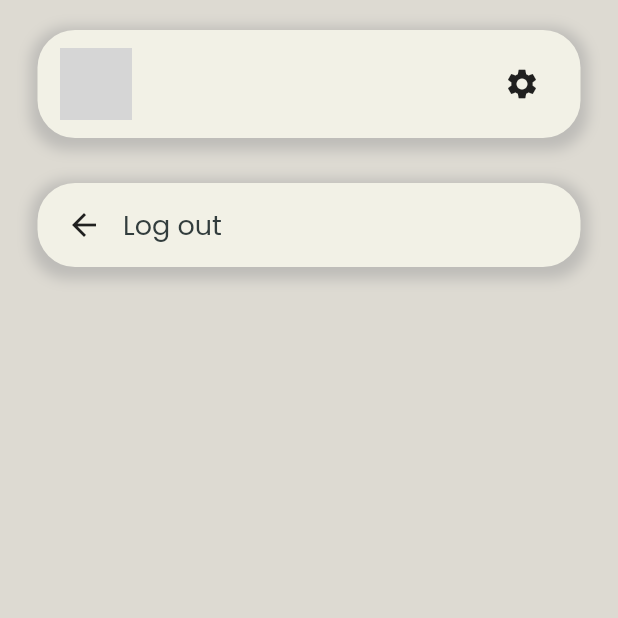
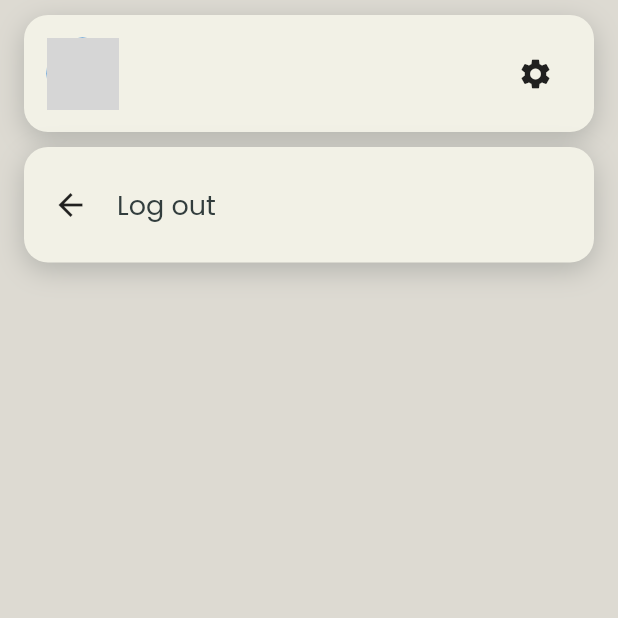
Before and after one commit to clarence00/letmecook, a Flutter app: the ProfilePage screen opened directly, on a phone screen of 412 x 824 dp, the top half of it. Run offline on Flutter 3.47's test engine with Material 2 defaults, Android fonts, the phone set to English and light mode, and no system bars; our stand-ins replace cloud_firestore, file_picker, firebase_auth, firebase_core, firebase_storage, flutter_animate and 4 more; missing offline and left inert: dart:html, image_picker_web; accounts and stored records are empty; network calls fail; grey boxes are pictures that could not be loaded.

Commit message:
[mod]: profile and settings design

```diff
--- a/lib/pages/profile_page.dart
+++ b/lib/pages/profile_page.dart
@@ -78,29 +78,25 @@ class _ProfilePageState extends State<ProfilePage> {
         child: Container(
           child: Column(
             children: [
-              Padding(
-                padding: const EdgeInsets.only(top: 10, left: 25, right: 25),
-                child: Container(
+              Container(
+                margin: const EdgeInsets.only(left: 16, right: 16, top: 10),
+                padding: const EdgeInsets.all(15),
                 decoration: BoxDecoration(
                   color: AppColors.light,
-                    borderRadius: BorderRadius.circular(25),
+                  borderRadius: BorderRadius.circular(16),
                   boxShadow: [
                     BoxShadow(
-                        color: Colors.grey.withOpacity(0.5),
-                        spreadRadius: 5,
-                        blurRadius: 7,
-                        offset: Offset(0, 3),
+                      color: AppColors.dark.withOpacity(0.25),
+                      spreadRadius: 0,
+                      blurRadius: 15,
+                      offset: const Offset(0, 5),
                     )
                   ],
                 ),
-                  margin: const EdgeInsets.symmetric(vertical: 10),
-                  padding: const EdgeInsets.symmetric(horizontal: 15),
-                  child: Column(
-                    children: [
-                      Row(
+                child: Row(
                   children: [
                     Container(
-                            margin: const EdgeInsets.symmetric(vertical: 12),
+                      margin: const EdgeInsets.only(right: 5),
                       child: CircleAvatar(
                         radius: 24,
                         backgroundImage: NetworkImage(profilePictureUrl),
@@ -121,38 +117,32 @@ class _ProfilePageState extends State<ProfilePage> {
                     ),
                   ],
                 ),
-                    ],
-                  ),
-                ),
               ),
               GestureDetector(
                 onTap: () {
                   Auth().signOut();
                 },
-                child: Padding(
-                  padding: const EdgeInsets.only(top: 10, left: 25, right: 25),
                 child: Container(
+                  margin: const EdgeInsets.only(left: 16, right: 16, top: 10),
+                  padding: const EdgeInsets.all(15),
                   decoration: BoxDecoration(
                     color: AppColors.light,
-                      borderRadius: BorderRadius.circular(25),
+                    borderRadius: BorderRadius.circular(16),
                     boxShadow: [
                       BoxShadow(
-                          color: Colors.grey.withOpacity(0.5),
-                          spreadRadius: 5,
-                          blurRadius: 7,
-                          offset: Offset(0, 3),
+                        color: AppColors.dark.withOpacity(0.25),
+                        spreadRadius: 0,
+                        blurRadius: 15,
+                        offset: const Offset(0, 5),
                       )
                     ],
                   ),
-                    margin: const EdgeInsets.symmetric(vertical: 10),
-                    padding: const EdgeInsets.symmetric(horizontal: 15),
                   child: Row(
                     children: [
                       Container(
-                          decoration:
-                              const BoxDecoration(shape: BoxShape.circle),
+                        decoration: const BoxDecoration(shape: BoxShape.circle),
                         padding: const EdgeInsets.all(4),
-                          margin: const EdgeInsets.symmetric(vertical: 12),
+                        margin: const EdgeInsets.only(right: 5),
                         child: const Icon(Icons.arrow_back),
                       ),
                       Expanded(
@@ -168,7 +158,6 @@ class _ProfilePageState extends State<ProfilePage> {
                   ),
                 ),
               ),
-              ),
             ],
           ),
         ),
```
Also changed, not shown: lib/pages/settings_page.dart (+33 -44 lines). Lines whose indentation alone changed are shown as unchanged.
